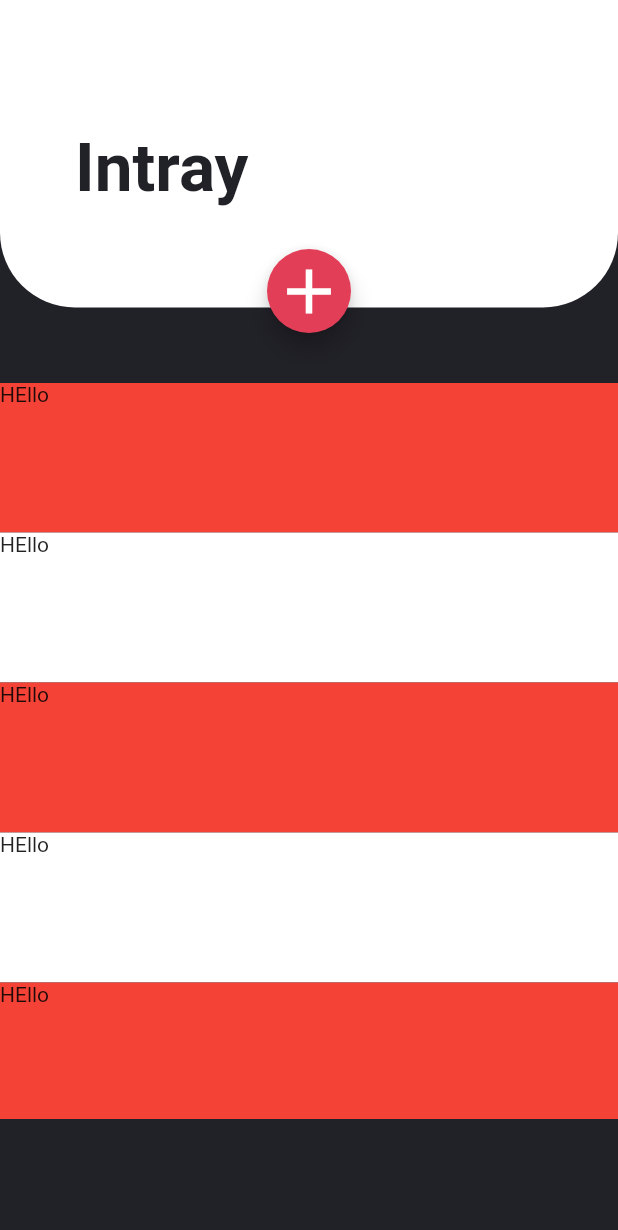
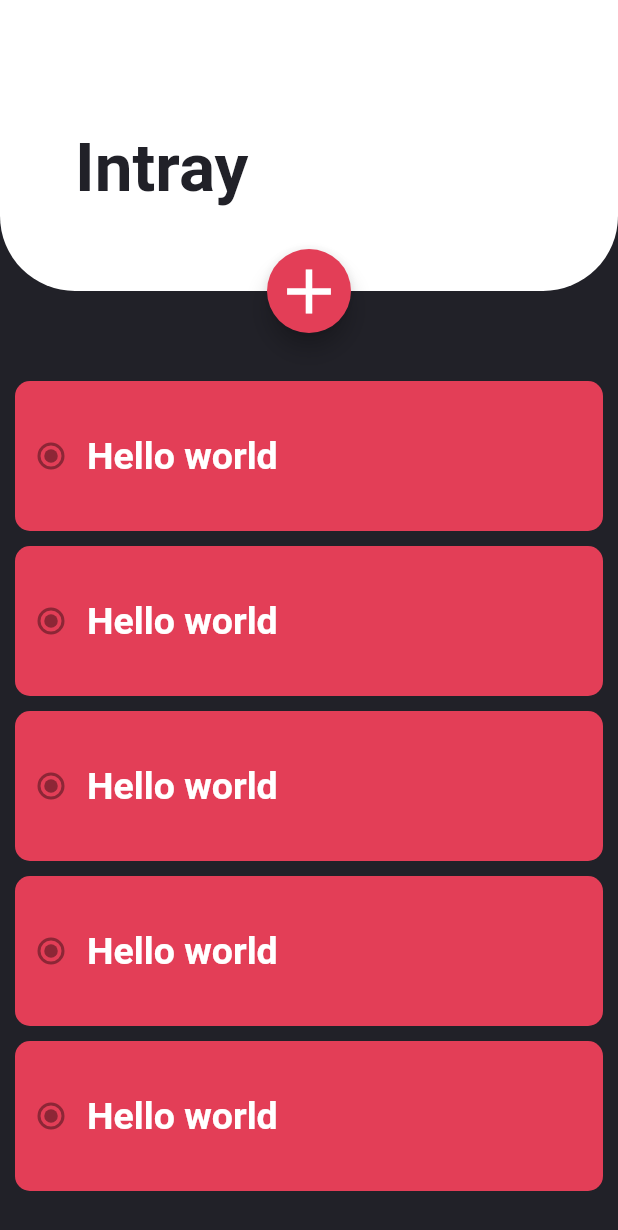
Before and after one commit to fkursun/todoApp, a Flutter app: the screen it shows after launch, on a phone screen of 412 x 824 dp. Shown: the top 1230 px of the screen. Run offline on Flutter 3.47's test engine with Material 2 defaults, Android fonts, the phone set to English and light mode, and no system bars; Roboto replaces fonts that are missing (Avenir).

Commit message:
task file and styling

```diff
--- a/lib/components/salver.dart
+++ b/lib/components/salver.dart
@@ -5,8 +5,6 @@ class Salver extends StatelessWidget {
   @override
   Widget build(BuildContext context) {
     return Container(
-      height: 170,
-      margin: EdgeInsets.only(bottom: 50),
       decoration: BoxDecoration(
           borderRadius: BorderRadius.only(
               bottomLeft: Radius.circular(50),
--- /dev/null
+++ b/lib/components/task.dart
@@ -0,0 +1,27 @@
+import 'package:flutter/material.dart';
+import 'package:todo_app/models/global.dart';
+
+class SalverTask extends StatelessWidget {
+  final String title;
+  SalverTask({this.title});
+  @override
+  Widget build(BuildContext context) {
+    return Container(
+      height: 100,
+      margin: EdgeInsets.only(top: 10, left: 10, right: 10),
+      decoration: BoxDecoration(
+        color: red,
+        borderRadius: BorderRadius.all(Radius.circular(10)),
+      ),
+      child: Row(
+        children: <Widget>[
+          Radio(),
+          Text(
+            title,
+            style: taskTitle,
+          )
+        ],
+      ),
+    );
+  }
+}
--- a/lib/containers/salver.dart
+++ b/lib/containers/salver.dart
@@ -1,7 +1,7 @@
 import 'package:flutter/material.dart';
 import 'package:todo_app/components/salver.dart';
 import 'package:todo_app/models/global.dart';
-import 'package:todo_app/navbar.dart';
+import 'package:todo_app/components/task.dart';
 
 class SalverContainer extends StatefulWidget {
   @override
@@ -11,52 +11,27 @@ class SalverContainer extends StatefulWidget {
 class _SalverContainerState extends State<SalverContainer> {
   @override
   Widget build(BuildContext context) {
-    return Container(
-        child: Column(
+    return Column(
       children: <Widget>[
         Salver(),
         Container(
-          height: MediaQuery.of(context).size.height - 333,
+          padding: EdgeInsets.only(top: 50),
+          height: MediaQuery.of(context).size.height - 216,
           child: ListView(
             children: getList(),
           ),
         )
       ],
-    ));
+    );
   }
 
-  List<Widget> getList() {
-    return [
-      Container(
-        color: Colors.red,
-        height: 100,
-        child: Text("HEllo"),
-      ),
-      Container(
-        color: Colors.white,
-        height: 100,
-        child: Text("HEllo"),
-      ),
-      Container(
-        color: Colors.red,
-        height: 100,
-        child: Text("HEllo"),
-      ),
-      Container(
-        color: Colors.white,
-        height: 100,
-        child: Text("HEllo"),
-      ),
-      Container(
-        color: Colors.red,
-        height: 100,
-        child: Text("HEllo"),
-      ),
-      Container(
-        color: Colors.white,
-        height: 100,
-        child: Text("HEllo"),
-      )
-    ];
+  List<SalverTask> getList() {
+    var list = <SalverTask>[];
+    for (var i = 0; i < 20; i++) {
+      list.add(SalverTask(
+        title: "Hello world",
+      ));
+    }
+    return list;
   }
 }
--- a/lib/main.dart
+++ b/lib/main.dart
@@ -30,19 +30,15 @@ class _MyHomePageState extends State<MyHomePage> {
   Widget build(BuildContext context) {
     return MaterialApp(
       debugShowCheckedModeBanner: false,
-      home: SafeArea(
-          child: DefaultTabController(
+      home: DefaultTabController(
         length: 1,
         child: new Scaffold(
+          extendBody: true,
           body: Stack(
             children: <Widget>[
               TabBarView(
                 children: [
-                  new Container(
-                      color: darkGrey,
-                      child: Column(
-                        children: <Widget>[SalverContainer()],
-                      )),
+                  Container(color: darkGrey, child: SalverContainer()),
                 ],
               ),
             ],
@@ -50,7 +46,7 @@ class _MyHomePageState extends State<MyHomePage> {
           appBar: Navbar(),
           backgroundColor: Colors.white,
         ),
-      )),
+      ),
     );
   }
 }
--- a/lib/models/global.dart
+++ b/lib/models/global.dart
@@ -8,3 +8,8 @@ TextStyle salverTitle = new TextStyle(
     fontWeight: FontWeight.bold,
     color: darkGrey,
     fontSize: 45);
+TextStyle taskTitle = new TextStyle(
+    fontFamily: "Avenir",
+    fontWeight: FontWeight.w600,
+    fontSize: 25,
+    color: Colors.white);
```
